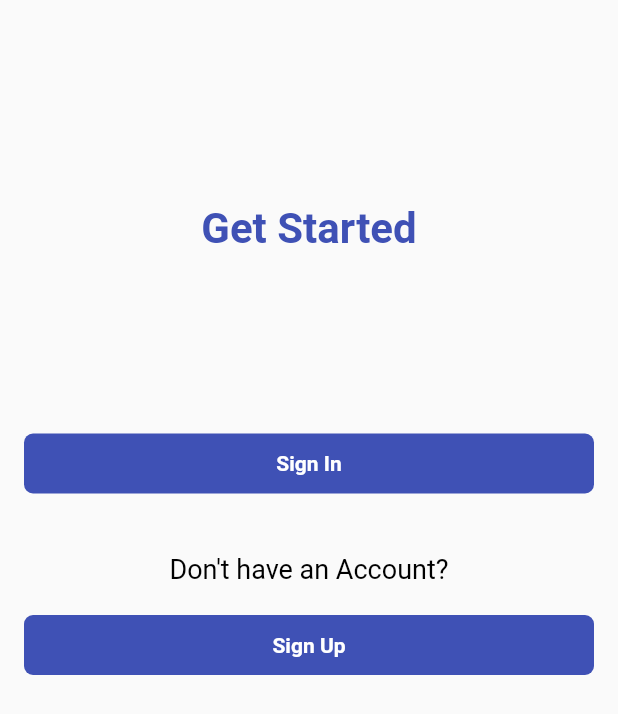
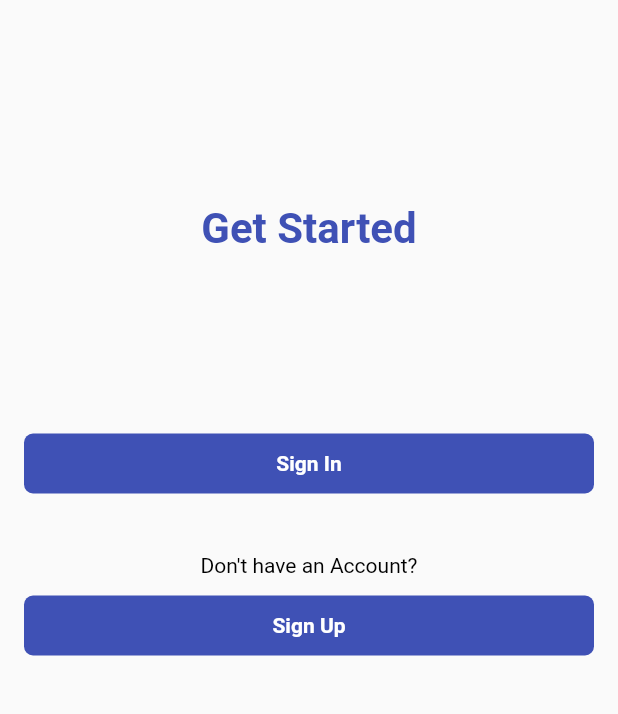
Before and after one commit to sude-shna/CodeAThon, a Flutter app: the screen it shows after launch, on a phone screen of 412 x 824 dp. Shown: the top 714 px of the screen. Run offline on Flutter 3.47's test engine with Material 2 defaults, Android fonts, the phone set to English and light mode, and no system bars; our stand-ins replace get, wave.

```diff
--- a/habit_tracker/lib/screens/LogIn_SignUp/get_started.dart
+++ b/habit_tracker/lib/screens/LogIn_SignUp/get_started.dart
@@ -41,11 +41,11 @@ class GetStarted extends StatelessWidget {
                   "Don't have an Account?",
                   style: TextStyle(
                     color: Colors.black,
-                    fontSize: 18,
+                    fontSize: 14,
                   ),
                 ),
               ),
-              const SizedBox(height: 20),
+              const SizedBox(height: 12),
               InkWell(
                 child: const Button(text: 'Sign Up'),
                 onTap: () {
--- a/habit_tracker/pubspec.yaml
+++ b/habit_tracker/pubspec.yaml
@@ -63,6 +63,8 @@ flutter:
   # assets:
   #   - images/a_dot_burr.jpeg
   #   - images/a_dot_ham.jpeg
+  assets:
+    - assets\logo.png
 
   # An image asset can refer to one or more resolution-specific "variants", see
   # https://flutter.dev/assets-and-images/#resolution-aware
```
Also changed, not shown: habit_tracker/lib/screens/habit_adder.dart (+0 -7 lines), habit_tracker/lib/screens/homepage.dart (+4 -33 lines), habit_tracker/lib/screens/splashscreen.dart (+2 -9 lines), habit_tracker/assets/logo.png (added).
